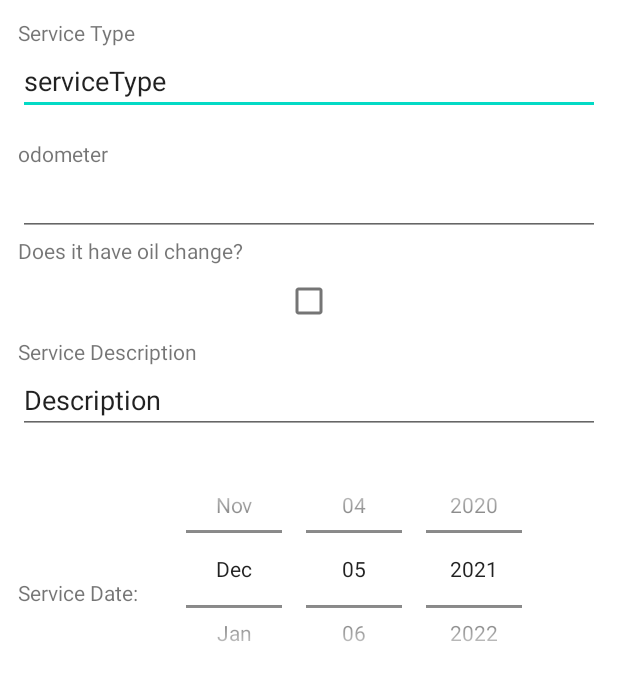
After one commit to ventt/carlog, an Android app: the layout fragment_new_service_item_dialog.xml on its own in the app's theme, with its tools: preview values and no code run, on a phone screen of 412 x 824 dp. The commit adds this screen. Shown: the top 680 px of the screen. Run offline under Robolectric (Android 15) with nearby library versions, the phone set to English and light mode, and no system bars.

Commit message:
Keszen van a lenyegi resze!

```diff
--- a/app/src/main/AndroidManifest.xml
+++ b/app/src/main/AndroidManifest.xml
@@ -9,6 +9,9 @@
         android:roundIcon="@mipmap/ic_launcher_round"
         android:supportsRtl="true"
         android:theme="@style/Theme.Carlog">
+        <activity
+            android:name=".fragments.NewServiceItemDialogFragment"
+            android:exported="false" />
         <activity
             android:name=".fragments.NewFillUpItemDialogFragment"
             android:exported="false" />
--- a/app/src/main/res/layout/activity_service_details_fragment.xml
+++ b/app/src/main/res/layout/activity_service_details_fragment.xml
@@ -23,7 +23,7 @@
     </com.google.android.material.appbar.AppBarLayout>
 
     <androidx.recyclerview.widget.RecyclerView
-        android:id="@+id/rvFueling"
+        android:id="@+id/rvService"
         android:layout_width="match_parent"
         android:layout_height="match_parent"
         android:layout_marginTop="?attr/actionBarSize"
--- /dev/null
+++ b/app/src/main/res/layout/fragment_new_service_item_dialog.xml
@@ -0,0 +1,74 @@
+<?xml version="1.0" encoding="utf-8"?>
+<LinearLayout xmlns:android="http://schemas.android.com/apk/res/android"
+    android:layout_width="match_parent"
+    android:layout_height="match_parent"
+    android:orientation="vertical"
+    android:padding="12dip">
+
+    <TextView
+        android:layout_width="wrap_content"
+        android:layout_height="wrap_content"
+        android:text="Service Type" />
+
+    <EditText
+        android:id="@+id/etServiceType"
+        android:layout_width="match_parent"
+        android:layout_height="wrap_content"
+        android:text="serviceType"/>
+
+    <TextView
+        android:layout_width="wrap_content"
+        android:layout_height="wrap_content"
+        android:layout_marginTop="16dip"
+        android:text="odometer" />
+
+    <EditText
+        android:id="@+id/etServiceOdometer"
+        android:layout_width="match_parent"
+        android:layout_height="wrap_content"
+        android:inputType="number"/>
+
+    <TextView
+        android:layout_width="match_parent"
+        android:layout_height="wrap_content"
+        android:text="Does it have oil change?"/>
+
+    <CheckBox
+        android:id="@+id/cbFullFueling"
+        android:layout_width="match_parent"
+        android:layout_height="wrap_content" />
+    <TextView
+        android:layout_width="wrap_content"
+        android:layout_height="wrap_content"
+        android:text="Service Description" />
+
+    <EditText
+        android:id="@+id/etServiceDesc"
+        android:layout_width="match_parent"
+        android:layout_height="wrap_content"
+        android:text="Description"/>
+
+    <LinearLayout
+        android:layout_width="match_parent"
+        android:layout_height="160dp"
+        android:orientation="horizontal"
+        android:layout_marginTop="10dp"
+        android:layout_marginBottom="10dp"
+        android:weightSum="5">
+
+        <TextView
+            android:layout_width="wrap_content"
+            android:layout_height="wrap_content"
+            android:layout_marginTop="16dip"
+            android:layout_weight="2"
+            android:layout_gravity="center"
+            android:text="Service Date:" />
+        <DatePicker
+            android:id="@+id/dpServiceDate"
+            android:layout_width="wrap_content"
+            android:layout_height="match_parent"
+            android:calendarViewShown="false"
+            android:datePickerMode="spinner" />
+
+    </LinearLayout>
+</LinearLayout>
--- a/app/src/main/res/layout/service_list_item.xml
+++ b/app/src/main/res/layout/service_list_item.xml
@@ -46,6 +46,7 @@
         android:text="Description:"/>
 
     <TextView
+        android:id="@+id/tvServiceDesc"
         android:layout_width="match_parent"
         android:layout_height="wrap_content"/>
     <ImageButton
```
Also changed, not shown: app/src/main/java/hu/bme/aut/carlog/DetailsActivity.kt (+11 -1 lines), app/src/main/java/hu/bme/aut/carlog/adapter/ServiceListAdapter.kt (+14 -4 lines), app/src/main/java/hu/bme/aut/carlog/fragments/NewServiceItemDialogFragment.kt (added, +67 -0 lines), app/src/main/java/hu/bme/aut/carlog/fragments/details/ServiceDetailsFragment.kt (+5 -4 lines).
